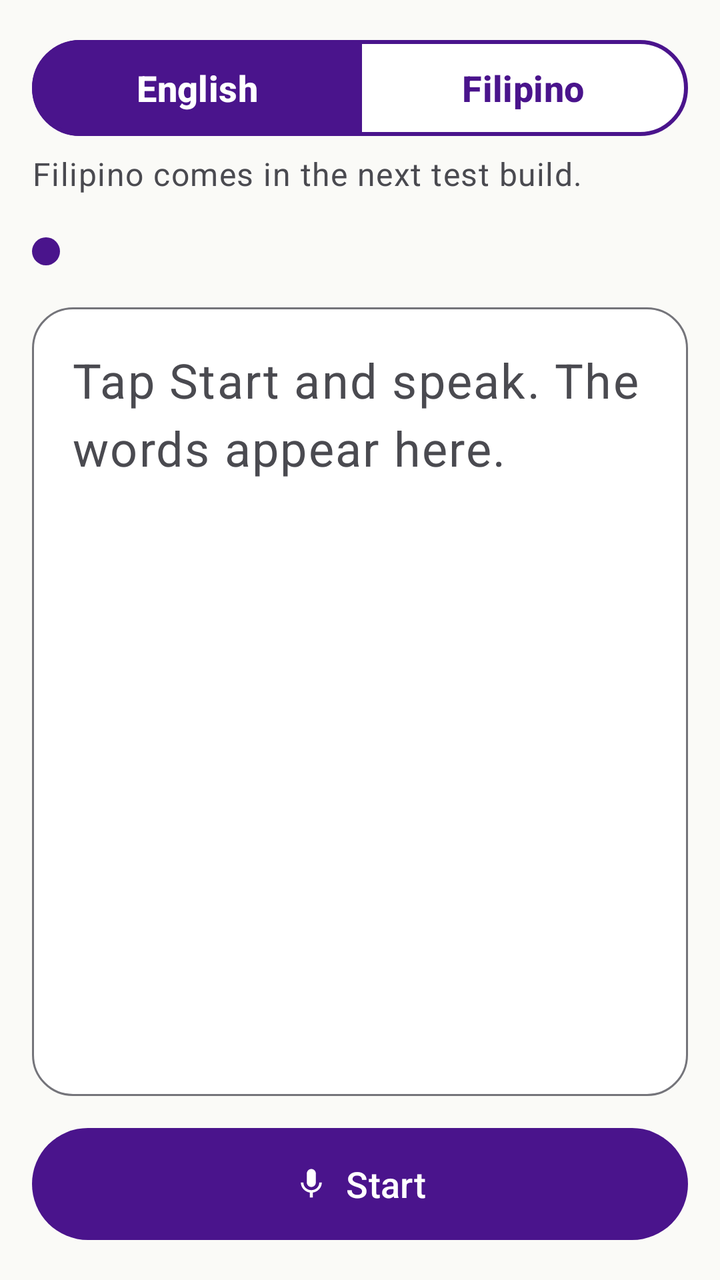
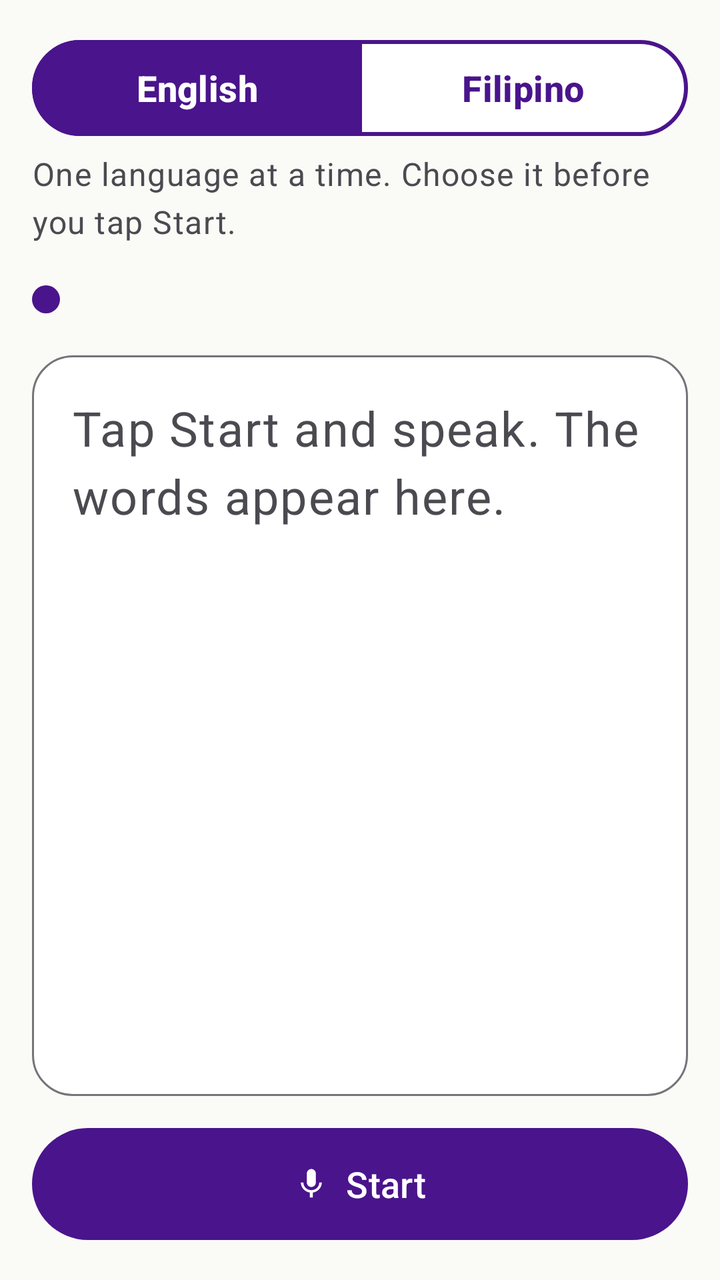

An Android layout rendered at two revisions. The XML below is the earlier revision; the diff shows what the commit changed to produce the second picture.
<!-- AndroidManifest.xml: application theme Theme.AGAP -->
<!-- res/layout/fragment_captions.xml -->
<?xml version="1.0" encoding="utf-8"?>
<LinearLayout xmlns:android="http://schemas.android.com/apk/res/android"
    xmlns:app="http://schemas.android.com/apk/res-auto"
    android:layout_width="match_parent"
    android:layout_height="match_parent"
    android:orientation="vertical"
    android:padding="@dimen/screen_padding">

    
    <com.google.android.material.button.MaterialButtonToggleGroup
        android:id="@+id/language_group"
        android:layout_width="match_parent"
        android:layout_height="wrap_content"
        app:checkedButton="@id/lang_english"
        app:selectionRequired="true"
        app:singleSelection="true">

        <com.google.android.material.button.MaterialButton
            android:id="@+id/lang_english"
            style="@style/Widget.AGAP.ToggleButton"
            android:layout_width="0dp"
            android:layout_height="wrap_content"
            android:layout_weight="1"
            android:text="@string/captions_lang_english" />

        <com.google.android.material.button.MaterialButton
            android:id="@+id/lang_filipino"
            style="@style/Widget.AGAP.ToggleButton"
            android:layout_width="0dp"
            android:layout_height="wrap_content"
            android:layout_weight="1"
            android:enabled="false"
            android:text="@string/captions_lang_filipino" />
    </com.google.android.material.button.MaterialButtonToggleGroup>

    <TextView
        android:id="@+id/language_note"
        android:layout_width="match_parent"
        android:layout_height="wrap_content"
        android:layout_marginTop="4dp"
        android:text="@string/captions_filipino_later"
        android:textAppearance="@style/TextAppearance.AGAP.BodySecondary" />

    <LinearLayout
        android:layout_width="match_parent"
        android:layout_height="wrap_content"
        android:layout_marginTop="12dp"
        android:gravity="center_vertical"
        android:minHeight="32dp"
        android:orientation="horizontal">

        <View
            android:id="@+id/status_dot"
            android:layout_width="14dp"
            android:layout_height="14dp"
            android:layout_marginEnd="10dp"
            android:background="@drawable/bg_status_dot"
            android:importantForAccessibility="no" />

        <TextView
            android:id="@+id/status_text"
            android:layout_width="0dp"
            android:layout_height="wrap_content"
            android:layout_weight="1"
            android:accessibilityLiveRegion="polite"
            android:textAppearance="@style/TextAppearance.AGAP.Title" />
    </LinearLayout>

    
    <com.google.android.material.card.MaterialCardView
        android:id="@+id/message_card"
        android:layout_width="match_parent"
        android:layout_height="wrap_content"
        android:layout_marginTop="12dp"
        android:visibility="gone">

        <LinearLayout
            android:layout_width="match_parent"
            android:layout_height="wrap_content"
            android:orientation="vertical"
            android:padding="16dp">

            <TextView
                android:id="@+id/message_text"
                android:layout_width="match_parent"
                android:layout_height="wrap_content"
                android:textAppearance="@style/TextAppearance.AGAP.Body" />

            <com.google.android.material.button.MaterialButton
                android:id="@+id/message_action"
                android:layout_width="wrap_content"
                android:layout_height="wrap_content"
                android:layout_marginTop="12dp" />
        </LinearLayout>
    </com.google.android.material.card.MaterialCardView>

    
    <ScrollView
        android:id="@+id/caption_scroll"
        android:layout_width="match_parent"
        android:layout_height="0dp"
        android:layout_marginTop="12dp"
        android:layout_weight="1"
        android:background="@drawable/bg_caption_box"
        android:clipToPadding="true"
        android:fillViewport="true"
        android:paddingVertical="10dp">

        <TextView
            android:id="@+id/caption_text"
            android:layout_width="match_parent"
            android:layout_height="wrap_content"
            android:hint="@string/captions_empty"
            android:lineHeight="34sp"
            android:paddingHorizontal="20dp"
            android:paddingVertical="10dp"
            android:textAppearance="@style/TextAppearance.AGAP.Caption"
            android:textColorHint="?attr/agapTextSecondary" />
    </ScrollView>

    <LinearLayout
        android:id="@+id/alerts_paused_note"
        android:layout_width="match_parent"
        android:layout_height="wrap_content"
        android:layout_marginTop="12dp"
        android:background="@drawable/bg_note"
        android:gravity="center_vertical"
        android:orientation="horizontal"
        android:padding="12dp"
        android:visibility="gone">

        <ImageView
            android:layout_width="24dp"
            android:layout_height="24dp"
            android:layout_marginEnd="12dp"
            android:importantForAccessibility="no"
            android:src="@drawable/ic_info"
            app:tint="?attr/agapAccent" />

        <TextView
            android:layout_width="0dp"
            android:layout_height="wrap_content"
            android:layout_weight="1"
            android:text="@string/captions_alerts_paused"
            android:textAppearance="@style/TextAppearance.AGAP.BodySecondary" />
    </LinearLayout>

    <LinearLayout
        android:layout_width="match_parent"
        android:layout_height="wrap_content"
        android:layout_marginTop="12dp"
        android:orientation="horizontal">

        <com.google.android.material.button.MaterialButton
            android:id="@+id/clear_button"
            style="@style/Widget.AGAP.Button.Outlined"
            android:layout_width="wrap_content"
            android:layout_height="wrap_content"
            android:layout_marginEnd="12dp"
            android:text="@string/captions_clear"
            android:visibility="gone"
            app:icon="@drawable/ic_delete" />

        <com.google.android.material.button.MaterialButton
            android:id="@+id/start_stop"
            android:layout_width="0dp"
            android:layout_height="wrap_content"
            android:layout_weight="1"
            android:minHeight="64dp"
            android:text="@string/captions_start"
            app:icon="@drawable/ic_mic"
            app:iconGravity="textStart" />
    </LinearLayout>
</LinearLayout>
<!-- resources referenced by this layout -->
<resources>
  <dimen name="screen_padding">16dp</dimen>
  <!-- drawable bg_caption_box (drawable) -->
  <?xml version="1.0" encoding="utf-8"?>
  <shape xmlns:android="http://schemas.android.com/apk/res/android" android:shape="rectangle">
      <solid android:color="?attr/agapCaptionBackground" />
      <stroke android:width="1dp" android:color="?attr/agapOutline" />
      <corners android:radius="20dp" />
  </shape>
  <!-- drawable bg_note (drawable) -->
  <?xml version="1.0" encoding="utf-8"?>
  <shape xmlns:android="http://schemas.android.com/apk/res/android" android:shape="rectangle">
      <solid android:color="?attr/agapNote" />
      <corners android:radius="12dp" />
  </shape>
  <!-- drawable bg_status_dot (drawable) -->
  <?xml version="1.0" encoding="utf-8"?>
  <shape xmlns:android="http://schemas.android.com/apk/res/android" android:shape="oval">
      <solid android:color="?attr/agapAccent" />
  </shape>
  <string name="captions_alerts_paused">Sound Alerts are paused while captions are on.</string>
  <string name="captions_clear">Clear</string>
  <string name="captions_empty">Tap Start and speak. The words appear here.</string>
  <string name="captions_filipino_later">Filipino comes in the next test build.</string>
  <string name="captions_lang_english">English</string>
  <string name="captions_lang_filipino">Filipino</string>
  <string name="captions_start">Start</string>
  <style name="TextAppearance.AGAP.Body" parent="TextAppearance.Material3.BodyLarge">
          <item name="android:textSize">18sp</item>
          <item name="android:textColor">?attr/agapText</item>
      </style>
  <style name="TextAppearance.AGAP.BodySecondary" parent="TextAppearance.Material3.BodyLarge">
          <item name="android:textSize">16sp</item>
          <item name="android:textColor">?attr/agapTextSecondary</item>
      </style>
  <style name="TextAppearance.AGAP.Caption" parent="TextAppearance.Material3.BodyLarge">
          <item name="android:textSize">24sp</item>
          <item name="android:textColor">?attr/agapText</item>
      </style>
  <style name="TextAppearance.AGAP.Title" parent="TextAppearance.Material3.TitleLarge">
          <item name="android:textSize">21sp</item>
          <item name="android:textStyle">bold</item>
          <item name="android:textColor">?attr/agapText</item>
      </style>
  <color name="brand">#4A148C</color>
  <color name="on_brand">#FFFFFF</color>
  <color name="brand_tint">#EDE7F6</color>
  <color name="background">#FAFAF7</color>
  <color name="text">#1B1B1F</color>
  <color name="surface">#FFFFFF</color>
  <color name="text_secondary">#4A4A50</color>
  <color name="outline">#74747A</color>
  <color name="emergency_tint">#FDECEA</color>
  <color name="emergency_ink">#8E1414</color>
  <color name="traffic_tint">#FFF0DD</color>
  <color name="traffic_ink">#7A3A00</color>
  <color name="household_tint">#E1F5FE</color>
  <color name="household_ink">#01579B</color>
  <style name="Widget.AGAP.Card" parent="Widget.Material3.CardView.Outlined">
          <item name="cardBackgroundColor">?attr/agapSurface</item>
          <item name="strokeColor">?attr/agapOutline</item>
          <item name="strokeWidth">1dp</item>
          <item name="cardCornerRadius">20dp</item>
          <item name="cardElevation">0dp</item>
      </style>
  <style name="TextAppearance.AGAP.TopBarTitle" parent="TextAppearance.Material3.TitleLarge">
          <item name="android:textSize">24sp</item>
          <item name="android:textStyle">bold</item>
      </style>
  <style name="TextAppearance.AGAP.NavLabel" parent="TextAppearance.Material3.LabelMedium">
          <item name="android:textSize">14sp</item>
      </style>
  <style name="TextAppearance.AGAP.NavLabel.Active">
          <item name="android:textStyle">bold</item>
      </style>
  <!-- unchanged entries left out for length: 9 -->
</resources>

<!-- the commit's change to res/layout/fragment_captions.xml (unified diff, before → after) -->
@@ -29,7 +29,6 @@
             android:layout_width="0dp"
             android:layout_height="wrap_content"
             android:layout_weight="1"
-            android:enabled="false"
             android:text="@string/captions_lang_filipino" />
     </com.google.android.material.button.MaterialButtonToggleGroup>
 
@@ -38,7 +37,7 @@
         android:layout_width="match_parent"
         android:layout_height="wrap_content"
         android:layout_marginTop="4dp"
-        android:text="@string/captions_filipino_later"
+        android:text="@string/captions_language_note"
         android:textAppearance="@style/TextAppearance.AGAP.BodySecondary" />
 
     <LinearLayout
@@ -85,6 +84,19 @@
                 android:layout_width="match_parent"
                 android:layout_height="wrap_content"
                 android:textAppearance="@style/TextAppearance.AGAP.Body" />
+
+            
+            <com.google.android.material.progressindicator.LinearProgressIndicator
+                android:id="@+id/message_progress"
+                android:layout_width="match_parent"
+                android:layout_height="wrap_content"
+                android:layout_marginTop="12dp"
+                android:importantForAccessibility="no"
+                android:max="100"
+                android:visibility="gone"
+                app:indicatorColor="?attr/agapAccent"
+                app:trackColor="?attr/agapOutline"
+                app:trackThickness="10dp" />
 
             <com.google.android.material.button.MaterialButton
                 android:id="@+id/message_action"
<!-- resource entries referenced after the edit -->
@@ -22,9 +22,9 @@
   <string name="captions_alerts_paused">Sound Alerts are paused while captions are on.</string>
   <string name="captions_clear">Clear</string>
   <string name="captions_empty">Tap Start and speak. The words appear here.</string>
-  <string name="captions_filipino_later">Filipino comes in the next test build.</string>
   <string name="captions_lang_english">English</string>
   <string name="captions_lang_filipino">Filipino</string>
+  <string name="captions_language_note">One language at a time. Choose it before you tap Start.</string>
   <string name="captions_start">Start</string>
   <style name="TextAppearance.AGAP.Body" parent="TextAppearance.Material3.BodyLarge">
           <item name="android:textSize">18sp</item>
